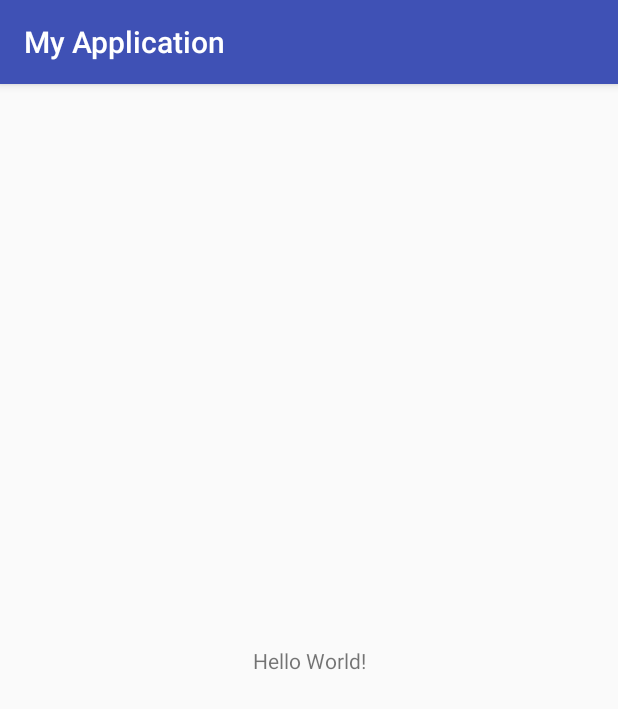
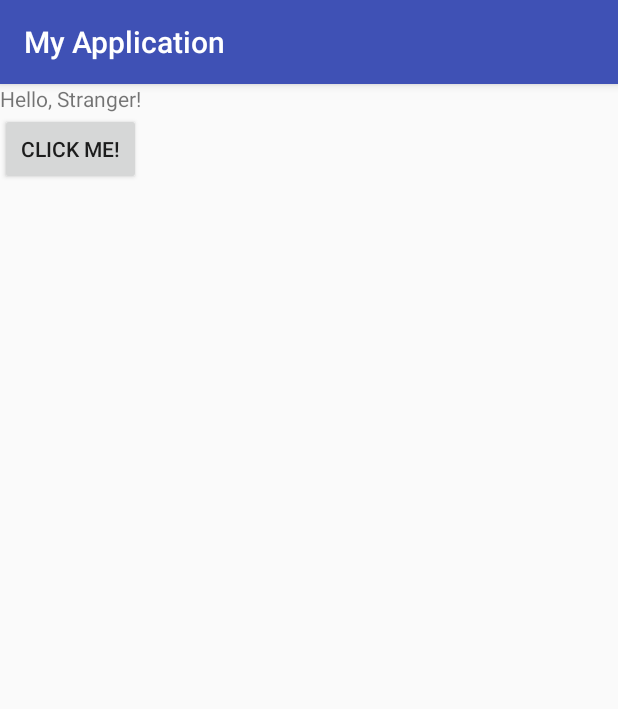
Before and after one commit to lizavetatkachuk/Android-apps-uni, an Android app: the screen it shows after launch (MainActivity), on a phone screen of 412 x 824 dp. Shown: the top 709 px of the screen. Run offline under Robolectric (Android 15) with nearby library versions, the phone set to English and light mode, and no system bars.

Commit message:
Button, that changes "Hello, Stranger" to " Hello, World"

```diff
--- a/app/src/main/java/com/example/lizatkachuk/myapplication/MainActivity.java
+++ b/app/src/main/java/com/example/lizatkachuk/myapplication/MainActivity.java
@@ -1,7 +1,11 @@
 package com.example.lizatkachuk.myapplication;
-
+import android.app.Activity;
 import android.support.v7.app.AppCompatActivity;
 import android.os.Bundle;
+import android.view.View;
+import android.widget.TextView;
+import android.view.View.OnClickListener;
+import android.widget.Button;
 
 public class MainActivity extends AppCompatActivity {
 
@@ -9,5 +13,13 @@ public class MainActivity extends AppCompatActivity {
     protected void onCreate(Bundle savedInstanceState) {
         super.onCreate(savedInstanceState);
         setContentView(R.layout.activity_main);
+        Button button = (Button)findViewById(R.id.mybutton);
+        button.setOnClickListener(HelloListener);
     }
+    private OnClickListener HelloListener = new OnClickListener() {
+        public void onClick(View v) {
+           TextView TextV=(TextView) findViewById(R.id.textView2);
+           TextV.setText(R.string.hello);
+        }
+    };
 }
--- a/app/src/main/res/layout/activity_main.xml
+++ b/app/src/main/res/layout/activity_main.xml
@@ -6,13 +6,38 @@
     android:layout_height="match_parent"
     tools:context=".MainActivity">
 
-    <TextView
-        android:layout_width="wrap_content"
-        android:layout_height="wrap_content"
-        android:text="Hello World!"
-        app:layout_constraintBottom_toBottomOf="parent"
-        app:layout_constraintLeft_toLeftOf="parent"
-        app:layout_constraintRight_toRightOf="parent"
-        app:layout_constraintTop_toTopOf="parent" />
+    <TableLayout
+        android:layout_width="match_parent"
+        android:layout_height="match_parent"
+        tools:layout_editor_absoluteX="8dp"
+        tools:layout_editor_absoluteY="8dp">
+
+        <TableRow
+            android:layout_width="match_parent"
+            android:layout_height="match_parent" >
+
+            <TextView
+                android:id="@+id/textView2"
+                android:layout_width="wrap_content"
+                android:layout_height="wrap_content"
+                android:text="@string/stranger"
+                tools:layout_editor_absoluteX="132dp"
+                tools:layout_editor_absoluteY="76dp"
+                tools:text="@string/hello" />
+        </TableRow>
+
+        <TableRow
+            android:layout_width="match_parent"
+            android:layout_height="match_parent" >
+
+            <Button
+                android:id="@+id/mybutton"
+                android:layout_width="wrap_content"
+                android:layout_height="wrap_content"
+                android:onClick="butHello_Click"
+                android:text="@string/clickme" />
+        </TableRow>
+
+    </TableLayout>
 
 </android.support.constraint.ConstraintLayout>
--- a/app/src/main/res/values/strings.xml
+++ b/app/src/main/res/values/strings.xml
@@ -1,3 +1,6 @@
 <resources>
     <string name="app_name">My Application</string>
+    <string name="hello">Hello, World!</string>
+    <string name="clickme">Click Me!</string>
+    <string name="stranger">Hello, Stranger!</string>
 </resources>
```
